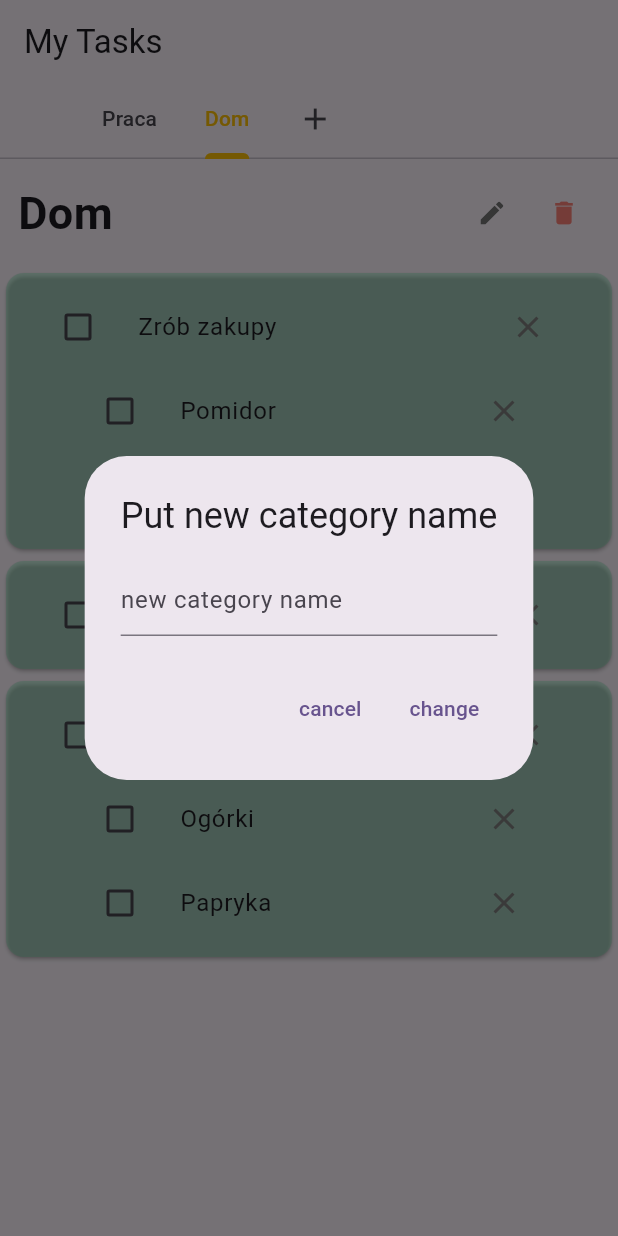
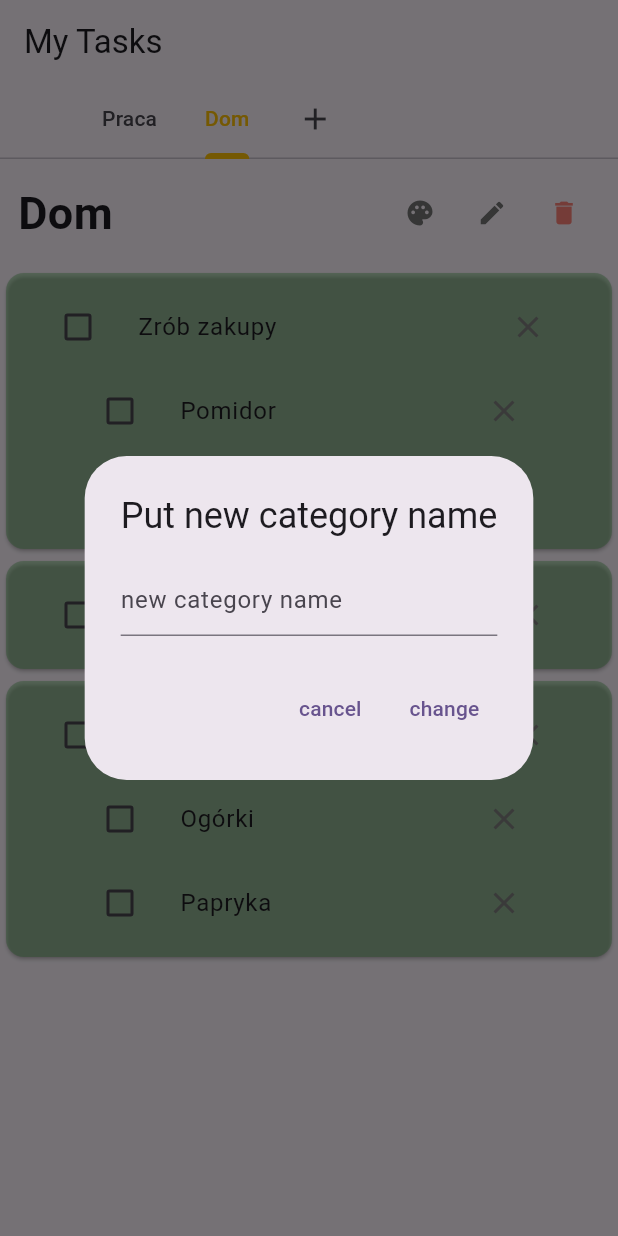
Before and after one commit to T4ZZOR/to_do_app, a Flutter app: the screen it shows after launch, tab 2 chosen, after a tap on the "edit" icon, on a phone screen of 412 x 824 dp. Run offline on Flutter 3.47's test engine with Material 3 defaults, Android fonts, the phone set to English and light mode, and no system bars; our stand-ins replace flutter_colorpicker.

Commit message:
add color picker to category
in progress

```diff
--- a/lib/constans/colors.dart
+++ b/lib/constans/colors.dart
@@ -0,0 +1,12 @@
+import 'package:flutter/material.dart';
+
+const List<Color> categoryColors = [
+  Color.fromARGB(255, 251, 179, 179), // czerwony
+  Color.fromARGB(255, 169, 216, 255), // niebieski
+  Color.fromARGB(255, 255, 221, 170), // pomarańczowy
+  Color.fromARGB(255, 194, 235, 196), // zielony
+  Color.fromARGB(255, 241, 164, 255), // fioletowy
+  Color.fromARGB(255, 255, 186, 165), // koralowy
+  Color.fromARGB(255, 208, 255, 165), // jasny zielony
+  Color.fromARGB(255, 156, 243, 255), // turkus
+];
--- a/lib/main.dart
+++ b/lib/main.dart
@@ -3,7 +3,6 @@ import 'package:provider/provider.dart';
 import 'package:to_do_app/screens/home_page.dart';
 import 'providers/category_provider.dart';
 import 'providers/task_provider.dart';
-import 'screens/home_page.dart';
 
 void main() {
   runApp(
--- a/lib/models/category.dart
+++ b/lib/models/category.dart
@@ -1,16 +1,17 @@
 import 'package:flutter/material.dart';
-import 'package:flutter/widgets.dart';
+import '../constans/colors.dart';
+import 'dart:math';
 
 class Category {
   final String id;
   final String name;
-  final Color color;
+  Color color;
   final IconData icon;
 
   Category({
     required this.id,
     required this.name,
-    this.color = Colors.blueAccent,
+    Color? color,
     this.icon = Icons.folder,
-    });
+    }) : color = color ?? categoryColors[Random().nextInt(categoryColors.length)];
 }
--- a/lib/screens/home_page.dart
+++ b/lib/screens/home_page.dart
@@ -4,7 +4,6 @@ import 'package:to_do_app/providers/category_provider.dart';
 import 'package:to_do_app/screens/task_list_page.dart';
 import 'package:to_do_app/widgets/add_category_dialog.dart';
 import 'package:to_do_app/widgets/category_tab_w.dart';
-import 'package:to_do_app/widgets/task_list_w.dart';
 
 class HomePage extends StatefulWidget {
   const HomePage({super.key});
@@ -19,7 +18,7 @@ class _HomePageState extends State<HomePage> with TickerProviderStateMixin {
   @override
   void didChangeDependencies() {
     super.didChangeDependencies();
-    final categories = context.watch<CategoryProvider>().categories;
+    final categories = context.read<CategoryProvider>().categories;
 
     _tabController?.dispose();
 
@@ -34,7 +33,7 @@ class _HomePageState extends State<HomePage> with TickerProviderStateMixin {
 
   @override
   Widget build(BuildContext context) {
-    final categories = context.watch<CategoryProvider>().categories;
+    final categories = context.read<CategoryProvider>().categories;
 
     return Scaffold(
       appBar: AppBar(
@@ -54,7 +53,7 @@ class _HomePageState extends State<HomePage> with TickerProviderStateMixin {
                 onTap: (){
                   showDialog(
                     context: context,
-                    builder: (_) => AddCategoryDialog(),
+                    builder: (_) => AddCategoryDialog(), //FIXME sometimes, when click, tab is open - not CategoryDialog
                     );
                 },
                 child: const Icon(Icons.add),
@@ -69,7 +68,6 @@ class _HomePageState extends State<HomePage> with TickerProviderStateMixin {
           ...categories.map((cat) => TaskListPage(categoryId: cat.id)),
           Container()
         ]
-
       ),
     );
   }
--- a/lib/screens/task_list_page.dart
+++ b/lib/screens/task_list_page.dart
@@ -16,6 +16,5 @@ class TaskListPage extends StatelessWidget{
         Expanded(child: TaskListW(categoryId: categoryId))
       ],
     );
-    //return TaskListW(categoryId: categoryId);
   }
 }
--- a/lib/widgets/cateory_head_w.dart
+++ b/lib/widgets/cateory_head_w.dart
@@ -2,6 +2,7 @@ import 'package:flutter/material.dart';
 import 'package:provider/provider.dart';
 import 'package:to_do_app/providers/category_provider.dart';
 import '../providers/task_provider.dart';
+import 'package:flutter_colorpicker/flutter_colorpicker.dart';
 
 class CateoryHeadW extends StatefulWidget{
   final String categoryId;
@@ -46,6 +47,40 @@ class _CategoryHeadWState extends State<CateoryHeadW> {
               ),
               Row(
                 children: [
+                  // TODO create more simple color picker
+                  IconButton(
+                    icon: Icon(Icons.palette),
+                    iconSize: 20,
+                    color: const Color.fromARGB(255, 117, 117, 117),
+                    onPressed: (){
+                      Color pickerColor = category.color;
+                      showDialog(
+                        context: context,
+                        builder: (ctx) => AlertDialog(
+                          title: const Text('Pick categoy color'),
+                          content: SingleChildScrollView(
+                            child: ColorPicker(
+                              pickerColor: pickerColor,
+                              onColorChanged: (color) { pickerColor = color; }
+                            ),
+                          ),
+                          actions: [
+                            TextButton(
+                              onPressed: () => Navigator.of(ctx).pop(),
+                              child: const Text("Cancel"),
+                            ),
+                            TextButton(
+                              onPressed: () {
+                                context.read<CategoryProvider>().changeColor(category, pickerColor);
+                                Navigator.of(ctx).pop();
+                              },
+                              child: const Text("Select"),
+                            ),
+                          ],
+                        )
+                      );
+                    }
+                  ),
                   IconButton(
                     icon: Icon(Icons.edit),
                     iconSize: 20,
@@ -53,7 +88,23 @@ class _CategoryHeadWState extends State<CateoryHeadW> {
                     onPressed: (){
                       showDialog(
                         context: context,
-                        builder: (ctx) => AlertDialog(
+                        builder: (ctx) {
+                          // clear dialog
+                          _controller.clear();
+                          _errorText = null;
+
+                          // dynamically show allert
+                          return StatefulBuilder(
+                            builder: (context, setStateDialog) {
+                              _controller.addListener(() {
+                                if (_errorText != null && _controller.text.trim().isNotEmpty) {
+                                  setStateDialog(() {
+                                    _errorText = null;
+                                  });
+                                }
+                              });
+                              // show dialog
+                              return AlertDialog(
                                 title: const Text("Put new category name"),
                                 content: TextField(
                                   controller: _controller,
@@ -63,24 +114,31 @@ class _CategoryHeadWState extends State<CateoryHeadW> {
                                   ),
                                 ),
                                 actions: [
-                            TextButton(onPressed: (){Navigator.of(context).pop();}, child: const Text("cancel")),
                                   TextButton(
-                             onPressed: (){
+                                    onPressed: () {
+                                      Navigator.of(context).pop();
+                                    },
+                                    child: const Text("cancel"),
+                                  ),
+                                  TextButton(
+                                    onPressed: () {
                                       final newCatName = _controller.text.trim();
-                               if (newCatName.isNotEmpty){
+                                      if (newCatName.isNotEmpty) {
                                         categoryProvider.editCategory(category, newCatName);
                                         Navigator.of(context).pop();
-                               }
-                               else {
-                                 setState(() {
-                                   _errorText = "this field is required"; //FIXME czasem dziala czasem nie (o.o)
+                                      } else {
+                                        setStateDialog(() {
+                                          _errorText = "this field is required";
                                         });
                                       }
                                     },
                                     child: const Text("change"),
-                            )
+                                  ),
                                 ],
-                        )
+                              );
+                            },
+                          );
+                        }
                       );
                     }
                   ),
@@ -114,6 +172,35 @@ class _CategoryHeadWState extends State<CateoryHeadW> {
     );
   }
 }
+
+                        // builder: (ctx) => AlertDialog(
+                        //   title: const Text("Put new category name"),
+                        //   content: TextField(
+                        //     controller: _controller,
+                        //     decoration: InputDecoration(
+                        //       hintText: "new category name",
+                        //       errorText: _errorText,
+                        //     ),
+                        //   ),
+                        //   actions: [
+                        //     TextButton(onPressed: (){Navigator.of(context).pop();}, child: const Text("cancel")),
+                        //     TextButton(
+                        //      onPressed: (){
+                        //        final newCatName = _controller.text.trim();
+                        //        if (newCatName.isNotEmpty){
+                        //          categoryProvider.editCategory(category, newCatName);
+                        //          Navigator.of(context).pop();
+                        //        }
+                        //        else {
+                        //          setState(() {
+                        //            _errorText = "this field is required"; //FIXME czasem dziala czasem nie (o.o)
+                        //          });
+                        //        }
+                        //      },
+                        //      child: const Text("change"),
+                        //     )
+                        //   ],
+                        // )
 
 // class CateoryHeadW extends StatelessWidget{
 //   final String categoryId;
--- a/lib/widgets/task_list_w.dart
+++ b/lib/widgets/task_list_w.dart
@@ -1,8 +1,8 @@
 import 'package:flutter/material.dart';
 import 'package:provider/provider.dart';
+import 'package:to_do_app/providers/category_provider.dart';
 import '../providers/task_provider.dart';
 import '../widgets/task_title_w.dart';
-import '../widgets/cateory_head_w.dart';
 
 class TaskListW extends StatelessWidget{
   final String categoryId;
@@ -11,14 +11,15 @@ class TaskListW extends StatelessWidget{
   @override
   Widget build(BuildContext context) {
     final tasks = context.watch<TaskProvider>().getTask(categoryId);
+    final category = context.watch<CategoryProvider>().categories.firstWhere((cat) => cat.id == categoryId);
 
     return ListView.builder(
       itemCount: tasks.length,
       itemBuilder: (ctx, index) {
         return Card(
-          color: Colors.greenAccent.withAlpha(80),
+          color: category.color.withAlpha(95),
           child: ListTile(
-          title:  TaskTitleW(task: tasks[index], categoryId: categoryId)
+            title:  TaskTitleW(task: tasks[index], categoryId: categoryId)
           ),
         );
       }
--- a/pubspec.yaml
+++ b/pubspec.yaml
@@ -35,6 +35,7 @@ dependencies:
   # Use with the CupertinoIcons class for iOS style icons.
   cupertino_icons: ^1.0.8
   provider: ^6.1.5+1
+  flutter_colorpicker: ^1.1.0
 
 dev_dependencies:
   flutter_test:
```
Also changed, not shown: lib/providers/category_provider.dart (+6 -1 lines), pubspec.lock, 1 other file. Lines whose indentation alone changed are shown as unchanged.
